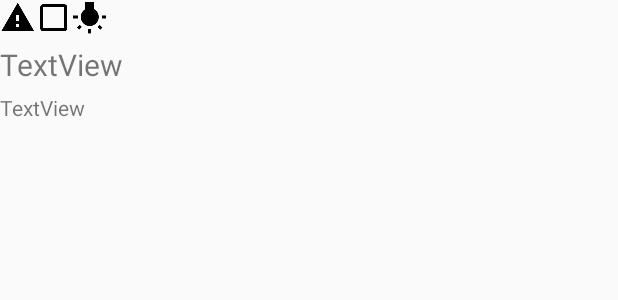
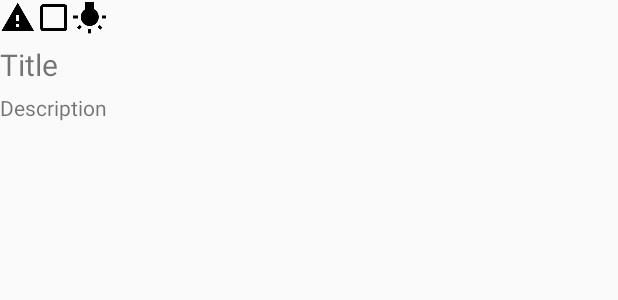
Before and after one commit to DDFipZ/NOTETOSELFAPP, an Android app: the layout listitem.xml on its own in the app's theme, with its tools: preview values and no code run, on a phone screen of 412 x 824 dp. Shown: the top 300 px of the screen. Run offline under Robolectric (Android 15) with nearby library versions, the phone set to English and light mode, and no system bars.

Commit message:
Fixed the issue with the lack of title and description when showing the app, now the only problem is the listitem layout.

```diff
--- a/app/src/main/java/com/example/ddfipz/notetoselfapp/DialogShowNote.java
+++ b/app/src/main/java/com/example/ddfipz/notetoselfapp/DialogShowNote.java
@@ -24,6 +24,9 @@ public class DialogShowNote extends DialogFragment {
 
         TextView txtTitle = (TextView) dialogView.findViewById(R.id.txtTitle);
         TextView txtDescription = (TextView) dialogView.findViewById(R.id.txtDescription);
+        txtTitle.setText(mNote.getTitle());
+        txtDescription.setText(mNote.getDescription());
+
         ImageView ivImportant = (ImageView) dialogView.findViewById(R.id.imageViewImportant);
         ImageView ivTodo = (ImageView) dialogView.findViewById(R.id.imageViewTodo);
         ImageView ivIdea = (ImageView) dialogView.findViewById(R.id.imageViewTodo);
--- a/app/src/main/res/layout/listitem.xml
+++ b/app/src/main/res/layout/listitem.xml
@@ -36,19 +36,19 @@
         android:layout_width="wrap_content"
         android:layout_height="wrap_content"
         android:layout_marginTop="5dp"
-        android:text="TextView"
+        android:text="@string/title_hint"
         android:textSize="20sp"
+        app:layout_constraintLeft_toLeftOf="parent"
         app:layout_constraintStart_toStartOf="parent"
-        app:layout_constraintTop_toBottomOf="@+id/imageViewImportant"
-        app:layout_constraintLeft_toLeftOf="parent" />
+        app:layout_constraintTop_toBottomOf="@+id/imageViewImportant" />
 
     <TextView
         android:id="@+id/txtDescription"
         android:layout_width="wrap_content"
         android:layout_height="wrap_content"
         android:layout_marginTop="5dp"
-        android:text="TextView"
+        android:text="@string/description_hint"
+        app:layout_constraintLeft_toLeftOf="parent"
         app:layout_constraintStart_toStartOf="parent"
-        app:layout_constraintTop_toBottomOf="@+id/txtTitle"
-        app:layout_constraintLeft_toLeftOf="parent" />
+        app:layout_constraintTop_toBottomOf="@+id/txtTitle" />
 </android.support.constraint.ConstraintLayout>
```
